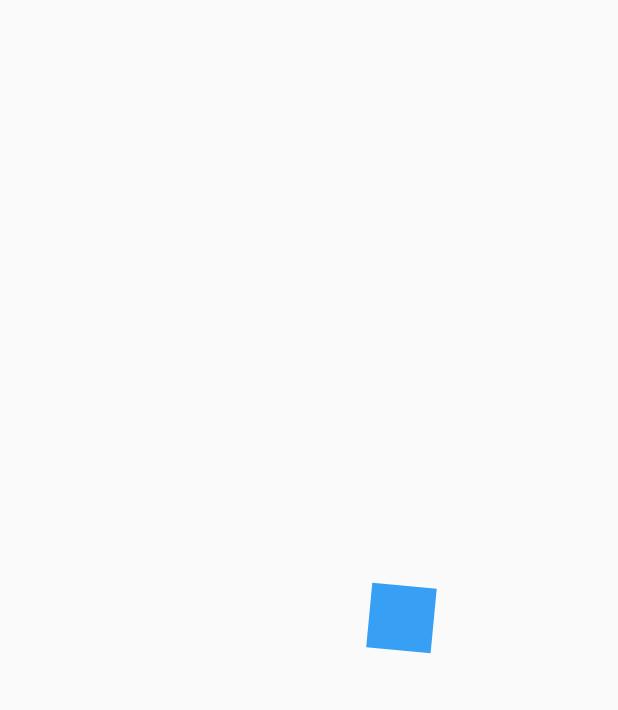
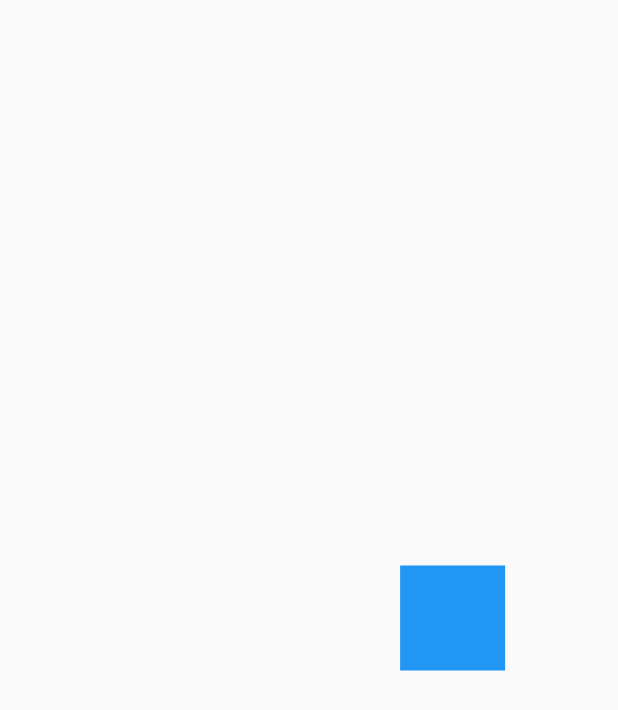
Before and after one commit to Alejandrofenix/AlejandrofenixFlutter-Animaciones-Personalizadas, a Flutter app: the first screen one second after launch, on a phone screen of 412 x 824 dp. Shown: the top 710 px of the screen. Run offline on Flutter 3.47's test engine with Material 2 defaults, Android fonts, the phone set to English and light mode, and no system bars.

Commit message:
Se agregó la animación de desplazamiento con patron circular

```diff
--- a/lib/main.dart
+++ b/lib/main.dart
@@ -1,3 +1,4 @@
+import 'package:animations_designs/srs/challenges/cuadrado_animado_page.dart';
 import 'package:animations_designs/srs/pages/animaciones_page.dart';
 
 import 'package:flutter/material.dart';
@@ -9,7 +10,7 @@
   Widget build(BuildContext context) {
     return MaterialApp(
       title: 'Diseños de Animaciones',
-      home: AnimacionesPage(),
+      home: CuadradoAnimadoPage(),
       debugShowCheckedModeBanner: false,
     );
   }
--- /dev/null
+++ b/lib/srs/challenges/cuadrado_animado_page.dart
@@ -0,0 +1,92 @@
+import 'package:flutter/material.dart';
+
+class CuadradoAnimadoPage extends StatelessWidget {
+  @override
+  Widget build(BuildContext context) {
+    return Scaffold(
+      body: Center(child: _CuadradoAnimado()),
+    );
+  }
+}
+
+class _CuadradoAnimado extends StatefulWidget {
+  const _CuadradoAnimado({
+    Key? key,
+  }) : super(key: key);
+
+  @override
+  __CuadradoAnimadoState createState() => __CuadradoAnimadoState();
+}
+
+class __CuadradoAnimadoState extends State<_CuadradoAnimado>
+    with SingleTickerProviderStateMixin {
+  late AnimationController controller;
+  late Animation<double> moverDerecha;
+  late Animation<double> moverArriba;
+  late Animation<double> moverIzquierda;
+  late Animation<double> moverAbajo;
+
+  @override
+  void initState() {
+    // TODO: implement initState
+    super.initState();
+    controller = AnimationController(
+        vsync: this, duration: Duration(milliseconds: 4500));
+
+    moverDerecha = Tween(begin: 0.0, end: 100.0).animate(CurvedAnimation(
+      parent: controller,
+      curve: Interval(0.0, 0.25, curve: Curves.bounceOut),
+    ));
+    moverArriba = Tween(begin: 0.0, end: -100.0).animate(CurvedAnimation(
+      parent: controller,
+      curve: Interval(0.25, 0.50, curve: Curves.bounceOut),
+    ));
+    moverIzquierda = Tween(begin: 0.0, end: -100.0).animate(CurvedAnimation(
+      parent: controller,
+      curve: Interval(0.50, 0.75, curve: Curves.bounceOut),
+    ));
+    moverAbajo = Tween(begin: 0.0, end: 100.0).animate(CurvedAnimation(
+      parent: controller,
+      curve: Interval(0.75, 1, curve: Curves.bounceOut),
+    ));
+
+    controller.addListener(() {
+      if (controller.status == AnimationStatus.completed) {
+        controller.reset();
+      }
+    });
+  }
+
+  @override
+  void dispose() {
+    controller.dispose(); // TODO: implement dispose
+    super.dispose();
+  }
+
+  @override
+  Widget build(BuildContext context) {
+    controller.forward();
+    return AnimatedBuilder(
+      animation: controller,
+      child: _Rectangulo(),
+      builder: (BuildContext context, Widget? child) {
+        return Transform.translate(
+          offset: Offset(moverDerecha.value + moverIzquierda.value,
+              moverArriba.value + moverAbajo.value),
+          child: child,
+        );
+      },
+    );
+  }
+}
+
+class _Rectangulo extends StatelessWidget {
+  @override
+  Widget build(BuildContext context) {
+    return Container(
+      width: 70,
+      height: 70,
+      decoration: BoxDecoration(color: Colors.blue),
+    );
+  }
+}
```
